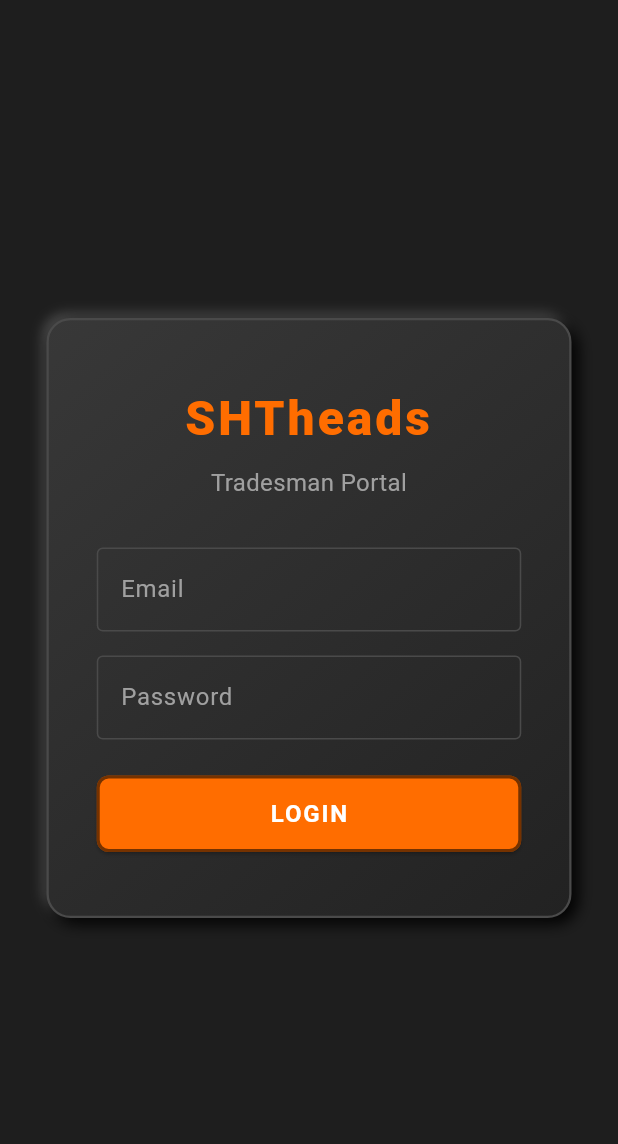
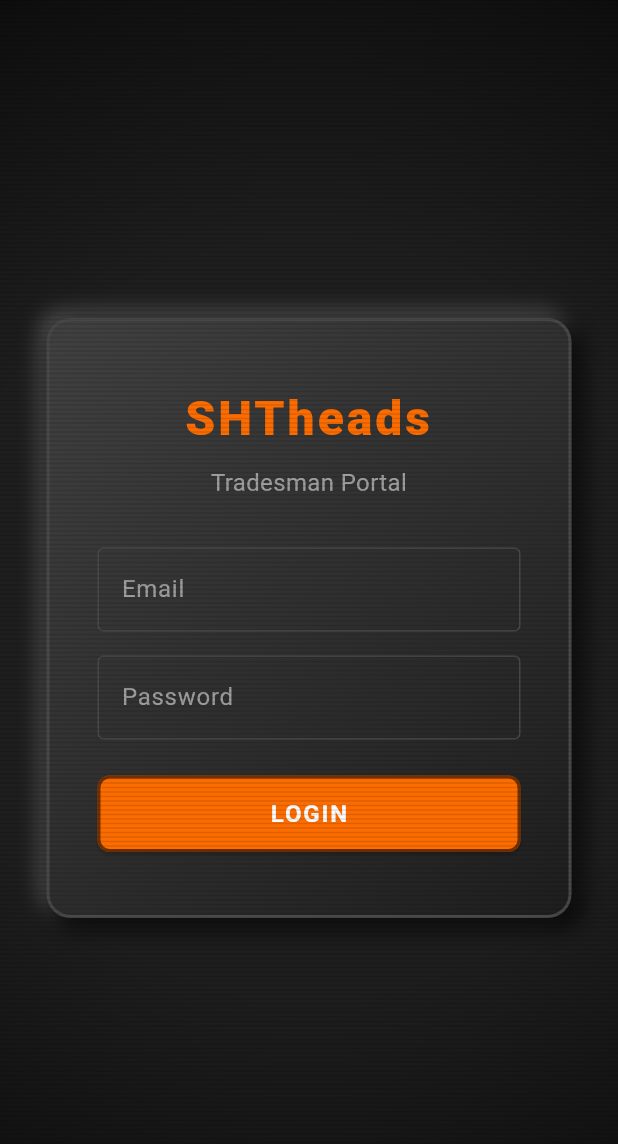
Before and after one commit to Domusgpt/SHTheads, a Flutter app: the screen it shows after launch, on a phone screen of 412 x 824 dp. Shown: the top 1144 px of the screen. Run offline on Flutter 3.47's test engine with Material 3 defaults, Android fonts, the phone set to English and light mode, and no system bars; our stand-ins replace flutter_map, go_router, latlong2.

Commit message:
feat(ui): Implement CRT and Knife transition visual effects
- Developed a global `CrtWrapper` component that applies scanlines, vignette, and animated flickering across the entire `MaterialApp` via `builder`.
- Created a `KnifeTransition` widget featuring a sharp, staggered ease-out curve for dynamically loading UI components.
- Refined the `AppTheme` with enhanced neu-skeuomorphic box shadows, borders, and gradients for improved dark industrial fidelity.
- Adjusted Flutter Widget Tests to utilize `pump(Duration)` instead of `pumpAndSettle()` to accommodate infinite animations caused by the CRT effect.

```diff
--- a/lib/main.dart
+++ b/lib/main.dart
@@ -3,6 +3,7 @@ import 'package:provider/provider.dart';
 import 'providers/auth_provider.dart';
 import 'router.dart';
 import 'theme/app_theme.dart';
+import 'widgets/crt_wrapper.dart';
 
 void main() {
   runApp(
@@ -28,6 +29,23 @@ class SHTheadsApp extends StatelessWidget {
       theme: AppTheme.darkTheme,
       routerConfig: router,
       debugShowCheckedModeBanner: false,
+      builder: (context, child) {
+        // Wrap the entire app in the CRT effect
+        if (child == null) return const SizedBox.shrink();
+
+        // Import must be added at top
+        return _CrtAppWrapper(child: child);
+      },
     );
   }
 }
+
+class _CrtAppWrapper extends StatelessWidget {
+  final Widget child;
+  const _CrtAppWrapper({required this.child});
+
+  @override
+  Widget build(BuildContext context) {
+    return CrtWrapper(child: child);
+  }
+}
--- a/lib/screens/admin/admin_dashboard.dart
+++ b/lib/screens/admin/admin_dashboard.dart
@@ -2,6 +2,7 @@ import 'package:flutter/material.dart';
 import 'package:provider/provider.dart';
 import '../../providers/auth_provider.dart';
 import '../../theme/app_theme.dart';
+import '../../widgets/knife_transition.dart';
 
 class AdminDashboard extends StatelessWidget {
   const AdminDashboard({super.key});
@@ -24,14 +25,25 @@ class AdminDashboard extends StatelessWidget {
         child: Column(
           crossAxisAlignment: CrossAxisAlignment.stretch,
           children: [
-            _buildMetricCards(),
+            KnifeTransition(
+              initialOffset: -50,
+              child: _buildMetricCards(),
+            ),
             const SizedBox(height: 32),
-            const Text(
-              'Flagged Reviews Queue',
-              style: TextStyle(color: AppTheme.textPrimary, fontSize: 20, fontWeight: FontWeight.bold),
+            const KnifeTransition(
+              delay: Duration(milliseconds: 100),
+              initialOffset: 100,
+              child: Text(
+                'Flagged Reviews Queue',
+                style: TextStyle(color: AppTheme.textPrimary, fontSize: 20, fontWeight: FontWeight.bold),
+              ),
             ),
             const SizedBox(height: 16),
-            _buildFlaggedDataTable(),
+            KnifeTransition(
+              delay: const Duration(milliseconds: 200),
+              initialOffset: 200,
+              child: _buildFlaggedDataTable(),
+            ),
           ],
         ),
       ),
--- a/lib/screens/auth/login_screen.dart
+++ b/lib/screens/auth/login_screen.dart
@@ -3,6 +3,7 @@ import 'package:provider/provider.dart';
 import '../../providers/auth_provider.dart';
 import '../../theme/app_theme.dart';
 import '../../widgets/reactive_tile.dart';
+import '../../widgets/knife_transition.dart';
 
 class LoginScreen extends StatefulWidget {
   const LoginScreen({super.key});
@@ -40,6 +41,8 @@ class _LoginScreenState extends State<LoginScreen> {
   Widget build(BuildContext context) {
     return Scaffold(
       body: Center(
+        child: KnifeTransition(
+          initialOffset: 200.0,
           child: ReactiveTile(
             width: 350,
             height: 400,
@@ -103,6 +106,7 @@ class _LoginScreenState extends State<LoginScreen> {
           ),
         ),
       ),
+      ),
     );
   }
 }
--- a/lib/screens/tradesman/feed_screen.dart
+++ b/lib/screens/tradesman/feed_screen.dart
@@ -2,6 +2,7 @@ import 'package:flutter/material.dart';
 import '../../theme/app_theme.dart';
 import '../../widgets/reactive_tile.dart';
 import '../../widgets/search_filter_header.dart';
+import '../../widgets/knife_transition.dart';
 
 class FeedScreen extends StatelessWidget {
   const FeedScreen({super.key});
@@ -22,7 +23,10 @@ class FeedScreen extends StatelessWidget {
               padding: const EdgeInsets.all(16),
               itemCount: 5,
               itemBuilder: (context, index) {
-                return Padding(
+                return KnifeTransition(
+                  delay: Duration(milliseconds: 100 * index), // Staggered knife unsheathing
+                  initialOffset: 150.0 + (index * 20.0),
+                  child: Padding(
                     padding: const EdgeInsets.only(bottom: 16),
                     child: ReactiveTile(
                       height: 320, // Increased height for rich media and actions
@@ -98,6 +102,7 @@ class FeedScreen extends StatelessWidget {
                       ),
                     ),
                   ),
+                  ),
                 );
               },
             ),
@@ -143,7 +148,9 @@ class _AddReviewDialogState extends State<AddReviewDialog> {
 
   @override
   Widget build(BuildContext context) {
-    return AlertDialog(
+    return KnifeTransition(
+      initialOffset: -200, // Drop in from top like a guillotine
+      child: AlertDialog(
         backgroundColor: AppTheme.darkSurface,
         title: const Text('Add Review', style: TextStyle(color: AppTheme.accentOrange)),
         content: SingleChildScrollView(
@@ -213,6 +220,7 @@ class _AddReviewDialogState extends State<AddReviewDialog> {
             child: const Text('Submit'),
           ),
         ],
+      ),
     );
   }
 }
--- a/lib/theme/app_theme.dart
+++ b/lib/theme/app_theme.dart
@@ -54,27 +54,37 @@ class AppTheme {
 
   static BoxDecoration get neuSkeuomorphicBox => BoxDecoration(
     borderRadius: BorderRadius.circular(16),
-    border: Border.all(color: metallicLight, width: 1.5),
+    border: Border.all(color: metallicLight, width: 2),
     gradient: const LinearGradient(
       begin: Alignment.topLeft,
       end: Alignment.bottomRight,
       colors: [
-        Color(0xFF383838), // Lighter top edge
-        Color(0xFF222222), // Darker bottom edge
+        Color(0xFF424242), // Lighter top edge (enhanced contrast)
+        Color(0xFF1E1E1E), // Darker bottom edge
       ],
     ),
     boxShadow: const [
       // Top left light highlight
       BoxShadow(
-        color: Color(0xFF4A4A4A),
-        offset: Offset(-3, -3),
-        blurRadius: 6,
+        color: Color(0xFF555555),
+        offset: Offset(-4, -4),
+        blurRadius: 10,
+        spreadRadius: 1,
       ),
       // Bottom right dark shadow
       BoxShadow(
-        color: Color(0xFF000000),
-        offset: Offset(4, 4),
-        blurRadius: 8,
+        color: Color(0xFF0A0A0A),
+        offset: Offset(6, 6),
+        blurRadius: 12,
+        spreadRadius: 2,
+      ),
+      // Ambient inner glow
+      BoxShadow(
+        color: Color(0xFF333333),
+        offset: Offset(0, 0),
+        blurRadius: 2,
+        spreadRadius: 0,
+        blurStyle: BlurStyle.inner,
       ),
     ],
   );
--- /dev/null
+++ b/lib/widgets/crt_wrapper.dart
@@ -0,0 +1,92 @@
+import 'package:flutter/material.dart';
+import 'dart:math';
+
+class CrtWrapper extends StatefulWidget {
+  final Widget child;
+
+  const CrtWrapper({super.key, required this.child});
+
+  @override
+  State<CrtWrapper> createState() => _CrtWrapperState();
+}
+
+class _CrtWrapperState extends State<CrtWrapper> with SingleTickerProviderStateMixin {
+  late AnimationController _flickerController;
+
+  @override
+  void initState() {
+    super.initState();
+    _flickerController = AnimationController(
+      vsync: this,
+      duration: const Duration(milliseconds: 100),
+    )..repeat(reverse: true);
+  }
+
+  @override
+  void dispose() {
+    _flickerController.dispose();
+    super.dispose();
+  }
+
+  @override
+  Widget build(BuildContext context) {
+    return Stack(
+      children: [
+        widget.child,
+        // Scanlines
+        IgnorePointer(
+          child: CustomPaint(
+            painter: _ScanlinePainter(),
+            size: Size.infinite,
+          ),
+        ),
+        // Vignette
+        IgnorePointer(
+          child: Container(
+            decoration: BoxDecoration(
+              gradient: RadialGradient(
+                colors: [
+                  Colors.transparent,
+                  Colors.black.withOpacity(0.5),
+                  Colors.black.withOpacity(0.8),
+                ],
+                stops: const [0.5, 0.9, 1.0],
+                center: Alignment.center,
+                radius: 1.2,
+              ),
+            ),
+          ),
+        ),
+        // Subtle Flicker
+        IgnorePointer(
+          child: AnimatedBuilder(
+            animation: _flickerController,
+            builder: (context, child) {
+              return Container(
+                color: Colors.black.withOpacity(
+                  0.01 + (Random().nextDouble() * 0.03),
+                ),
+              );
+            },
+          ),
+        ),
+      ],
+    );
+  }
+}
+
+class _ScanlinePainter extends CustomPainter {
+  @override
+  void paint(Canvas canvas, Size size) {
+    final paint = Paint()
+      ..color = Colors.black.withOpacity(0.12)
+      ..strokeWidth = 1.0;
+
+    for (double i = 0; i < size.height; i += 3.0) {
+      canvas.drawLine(Offset(0, i), Offset(size.width, i), paint);
+    }
+  }
+
+  @override
+  bool shouldRepaint(covariant CustomPainter oldDelegate) => false;
+}
--- /dev/null
+++ b/lib/widgets/knife_transition.dart
@@ -0,0 +1,73 @@
+import 'package:flutter/material.dart';
+
+class KnifeTransition extends StatefulWidget {
+  final Widget child;
+  final Duration delay;
+  final double initialOffset;
+
+  const KnifeTransition({
+    super.key,
+    required this.child,
+    this.delay = Duration.zero,
+    this.initialOffset = 100.0,
+  });
+
+  @override
+  State<KnifeTransition> createState() => _KnifeTransitionState();
+}
+
+class _KnifeTransitionState extends State<KnifeTransition> with SingleTickerProviderStateMixin {
+  late AnimationController _controller;
+  late Animation<double> _slideAnimation;
+  late Animation<double> _opacityAnimation;
+
+  @override
+  void initState() {
+    super.initState();
+    _controller = AnimationController(
+      vsync: this,
+      duration: const Duration(milliseconds: 600),
+    );
+
+    // "Knife" ease out curve: starts incredibly fast, then suddenly slows down and settles
+    final curve = CurvedAnimation(
+      parent: _controller,
+      curve: const Cubic(0.1, 1.0, 0.2, 1.0),
+    );
+
+    _slideAnimation = Tween<double>(begin: widget.initialOffset, end: 0.0).animate(curve);
+    _opacityAnimation = Tween<double>(begin: 0.0, end: 1.0).animate(
+      CurvedAnimation(parent: _controller, curve: const Interval(0.0, 0.5, curve: Curves.easeIn)),
+    );
+
+    if (widget.delay == Duration.zero) {
+      _controller.forward();
+    } else {
+      Future.delayed(widget.delay, () {
+        if (mounted) _controller.forward();
+      });
+    }
+  }
+
+  @override
+  void dispose() {
+    _controller.dispose();
+    super.dispose();
+  }
+
+  @override
+  Widget build(BuildContext context) {
+    return AnimatedBuilder(
+      animation: _controller,
+      builder: (context, child) {
+        return Transform.translate(
+          offset: Offset(0, _slideAnimation.value),
+          child: Opacity(
+            opacity: _opacityAnimation.value,
+            child: widget.child,
+          ),
+        );
+      },
+    );
+  }
+}
```
Also changed, not shown: verification/playwright_test.png, 1 other file. Lines whose indentation alone changed are shown as unchanged.
